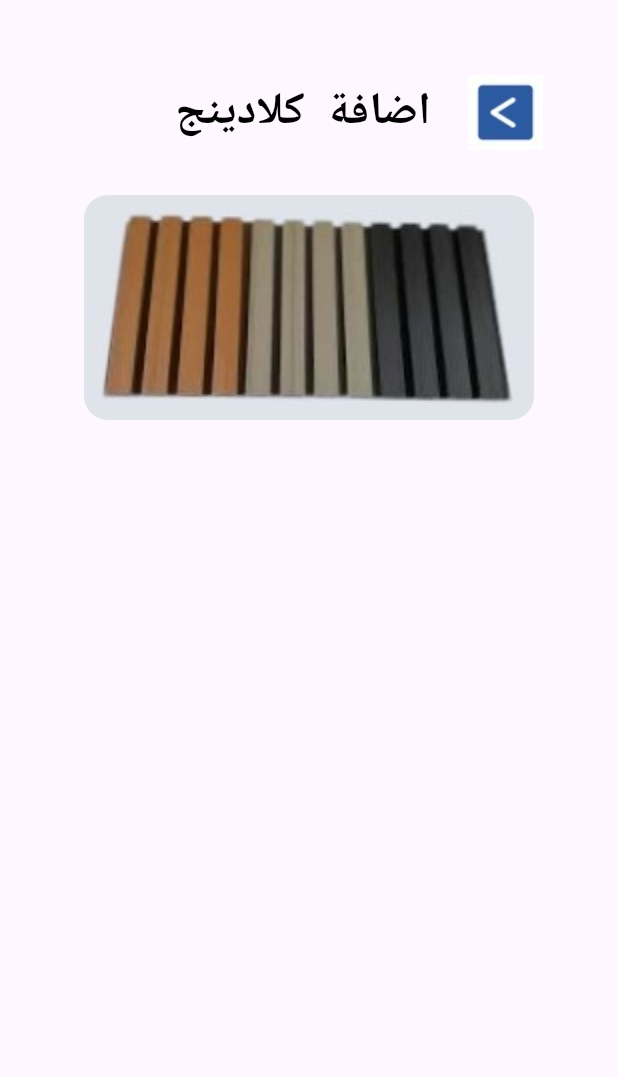
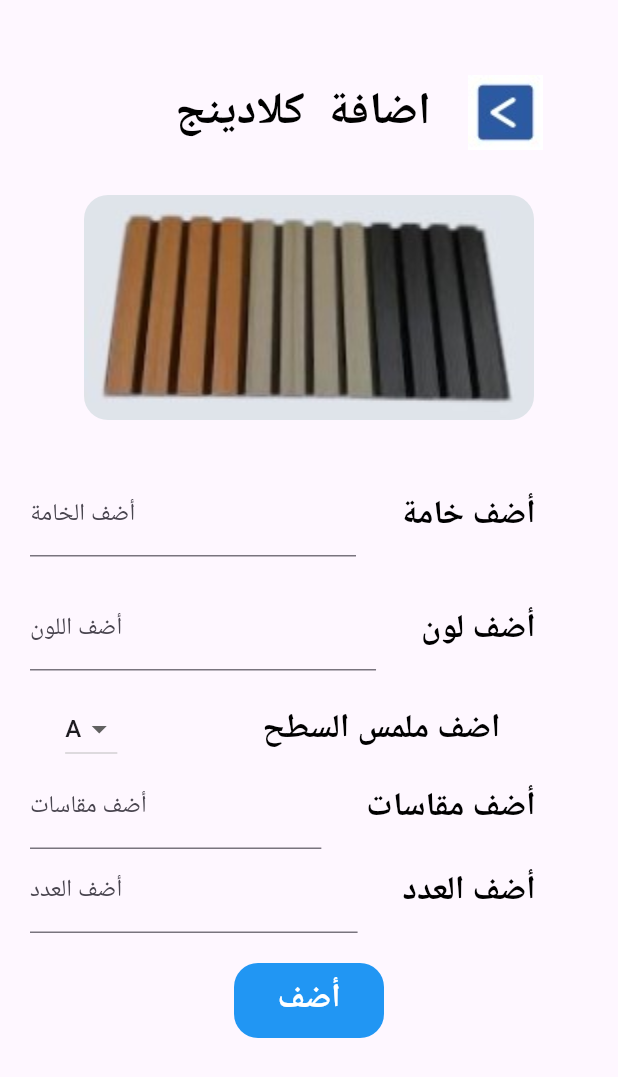
Before and after one commit to Kaream66/Bannars-Progect, a Flutter app: the AddCladding screen opened directly, on a phone screen of 412 x 824 dp. Shown: the top 1077 px of the screen. Run offline on Flutter 3.47's test engine with Material 3 defaults, Android fonts, the phone set to English and light mode, and no system bars.

Commit message:
create add cladding page

```diff
--- a/lib/pages/add_cladding.dart
+++ b/lib/pages/add_cladding.dart
@@ -1,4 +1,6 @@
-
+import 'package:banners_app/widgets/add_widget.dart';
+import 'package:banners_app/widgets/choose_widget.dart';
+import 'package:banners_app/widgets/custom_button.dart';
 import 'package:banners_app/widgets/image_widget.dart';
 import 'package:flutter/material.dart';
 
@@ -8,10 +10,14 @@ class AddCladding extends StatelessWidget {
   @override
   Widget build(BuildContext context) {
     return Scaffold(
+      resizeToAvoidBottomInset: true,
       body: Padding(
         padding: const EdgeInsets.all(20.0),
-        child: Center(
+        child: ListView(
+          children: [Center(
             child: Column(
+              mainAxisAlignment: MainAxisAlignment.start,
+              //crossAxisAlignment: CrossAxisAlignment.,
               children: [
                 Padding(
                   padding: const EdgeInsets.only(top: 30.0, right: 30),
@@ -42,9 +48,39 @@ class AddCladding extends StatelessWidget {
                   height: 30,
                 ),
                 const ImageWidget(imagePath: 'assets/images/clading.jpg'),
-
+                const SizedBox(
+                  height: 35,
+                ),
+                const AddWidget(
+                  text: 'أضف خامة',
+                  label: 'أضف الخامة',
+                ),
+                const SizedBox(
+                  height: 20,
+                ),
+                const AddWidget(
+                  text: 'أضف لون',
+                  label: 'أضف اللون',
+                ),
+                const SizedBox(
+                  height: 15,
+                ),
+                const ChooseWidget(chooseName: 'اضف ملمس السطح'),
+                const AddWidget(
+                  text: 'أضف مقاسات',
+                  label: 'أضف مقاسات',
+                ),
+                const AddWidget(
+                  text: 'أضف العدد',
+                  label: 'أضف العدد',
+                ),
+               const SizedBox(
+                  height: 20,
+                ),
+                CustomButton(label: 'أضف', onTap: () {}),
               ],
             ),
+          ),]
         ),
       ),
     );
--- a/lib/pages/clading_page.dart
+++ b/lib/pages/clading_page.dart
@@ -92,7 +92,7 @@ class CladingPage extends StatelessWidget {
                 onTap: () {},
               ),
               const SizedBox(
-                height: 20,
+                height: 100,
               ),
               CustomButton(
                 label: 'رجوع',
--- /dev/null
+++ b/lib/widgets/add_widget.dart
@@ -0,0 +1,55 @@
+import 'package:flutter/material.dart';
+
+class AddWidget extends StatelessWidget {
+  const AddWidget({
+    super.key,
+    required this.text, required this.label,
+  });
+  final String text;
+  final String label;
+
+  @override
+  Widget build(BuildContext context) {
+    return Padding(
+      padding: const EdgeInsets.only(right: 35.0),
+      child: Row(
+        mainAxisAlignment: MainAxisAlignment.spaceEvenly,
+        crossAxisAlignment: CrossAxisAlignment.center,
+        children: [
+          Expanded(
+            child: TextFormField(
+              decoration:  InputDecoration(
+                border:const UnderlineInputBorder(),
+                labelText:label,
+
+              ),
+            ),
+          ),
+          const SizedBox(
+            width: 30,
+          ),
+          Text(
+            text,
+            style: const TextStyle(
+              color: Colors.black,
+              fontSize: 22,
+              fontWeight: FontWeight.bold,
+            ),
+          ),
+        ],
+      ),
+    );
+  }
+}
+// TextFormField(
+//           decoration: const InputDecoration(
+//             contentPadding: EdgeInsets.symmetric(
+//               vertical: 32,
+//               horizontal: 16,
+//             ),
+//             labelText: 'Search',
+//             border: OutlineInputBorder(
+//               borderSide: BorderSide(color: Colors.green),
+//             ),
+//           ),
+//         ),
```
Lines whose indentation alone changed are shown as unchanged.
